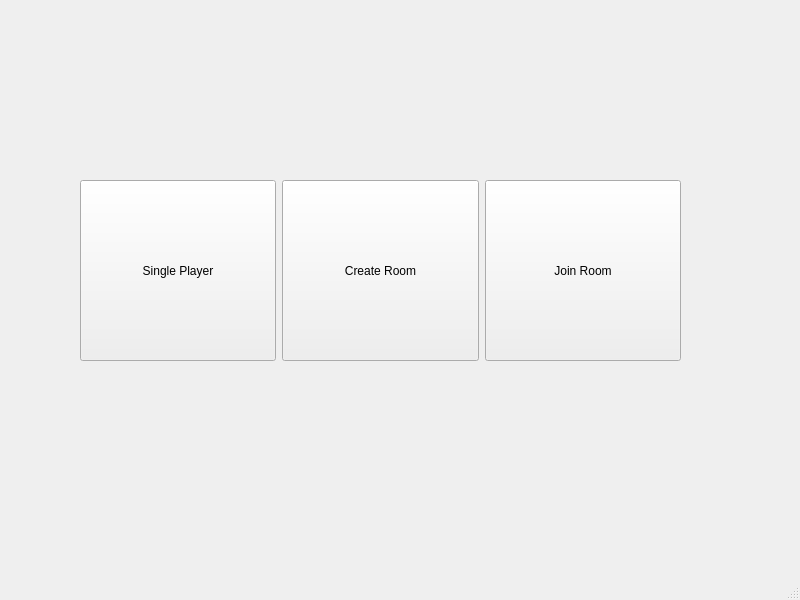
Old version of the form USTlord_final/mainwindow.ui in the repository williamlus/COMP2012H_Project.
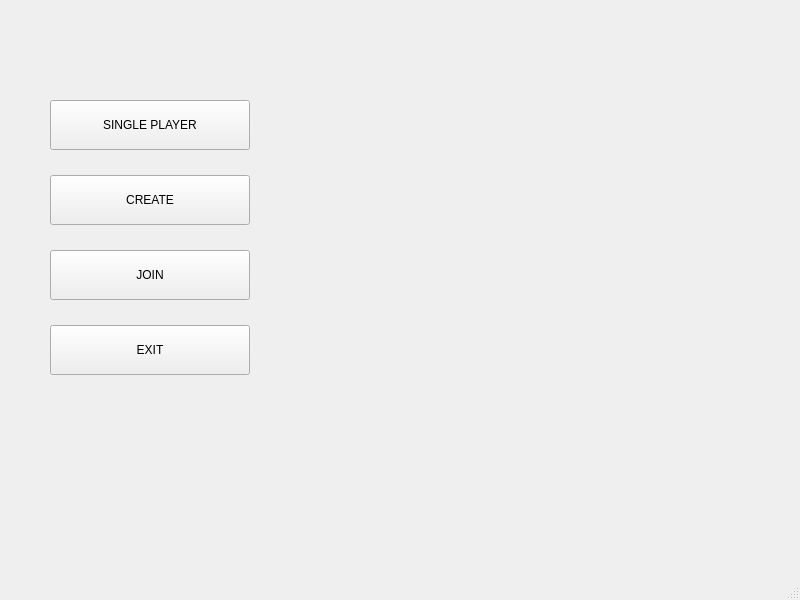
New version of the form.

Patch:
```diff
--- a/USTlord_final/mainwindow.ui
+++ b/USTlord_final/mainwindow.ui
@@ -14,56 +14,57 @@
    <string>MainWindow</string>
   </property>
   <widget class="QWidget" name="centralwidget">
-   <widget class="QWidget" name="">
+   <widget class="QPushButton" name="start_offline_button">
     <property name="geometry">
      <rect>
-      <x>80</x>
-      <y>180</y>
-      <width>601</width>
-      <height>181</height>
+      <x>50</x>
+      <y>100</y>
+      <width>200</width>
+      <height>50</height>
      </rect>
     </property>
-    <layout class="QHBoxLayout" name="horizontalLayout">
-     <item>
-      <widget class="QPushButton" name="pushButton_start_offline">
-       <property name="sizePolicy">
-        <sizepolicy hsizetype="Preferred" vsizetype="Preferred">
-         <horstretch>0</horstretch>
-         <verstretch>0</verstretch>
-        </sizepolicy>
-       </property>
        <property name="text">
-        <string>Single Player</string>
-       </property>
-      </widget>
-     </item>
-     <item>
-      <widget class="QPushButton" name="pushButton_create_room">
-       <property name="sizePolicy">
-        <sizepolicy hsizetype="Preferred" vsizetype="Preferred">
-         <horstretch>0</horstretch>
-         <verstretch>0</verstretch>
-        </sizepolicy>
+     <string>SINGLE PLAYER</string>
+    </property>
+   </widget>
+   <widget class="QPushButton" name="create_room_button">
+    <property name="geometry">
+     <rect>
+      <x>50</x>
+      <y>175</y>
+      <width>200</width>
+      <height>50</height>
+     </rect>
        </property>
        <property name="text">
-        <string>Create Room</string>
-       </property>
-      </widget>
-     </item>
-     <item>
-      <widget class="QPushButton" name="pushButton_join_room">
-       <property name="sizePolicy">
-        <sizepolicy hsizetype="Preferred" vsizetype="Preferred">
-         <horstretch>0</horstretch>
-         <verstretch>0</verstretch>
-        </sizepolicy>
+     <string>CREATE</string>
+    </property>
+   </widget>
+   <widget class="QPushButton" name="join_room_button">
+    <property name="geometry">
+     <rect>
+      <x>50</x>
+      <y>250</y>
+      <width>200</width>
+      <height>50</height>
+     </rect>
        </property>
        <property name="text">
-        <string>Join Room</string>
-       </property>
-      </widget>
-     </item>
-    </layout>
+     <string>JOIN</string>
+    </property>
+   </widget>
+   <widget class="QPushButton" name="exit_button">
+    <property name="geometry">
+     <rect>
+      <x>50</x>
+      <y>325</y>
+      <width>200</width>
+      <height>50</height>
+     </rect>
+    </property>
+    <property name="text">
+     <string>EXIT</string>
+    </property>
    </widget>
   </widget>
   <widget class="QMenuBar" name="menubar">
```
Lines whose indentation alone changed are shown as unchanged.
